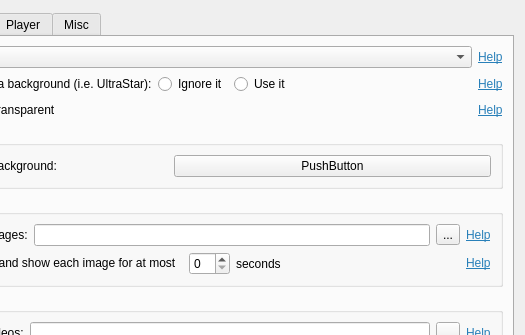
thetazzbot/karaokeplayer, file src/settingsdialog.ui: the form before one commit; both pictures show x 183 to 708 and y 0 to 335 of the 708 by 464 pixel window.
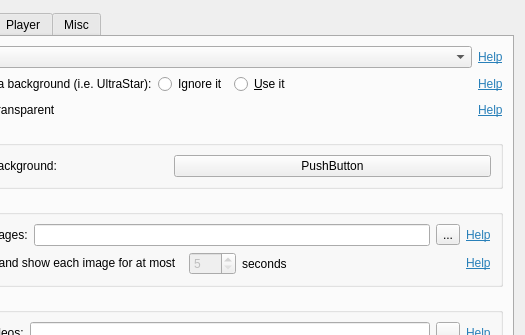
The form after the commit. The open tabs and pages were chosen to show the change. Icons and pictures are not drawn. Custom widgets are drawn as their Qt base class.

Commit message: Background setting tab is now fully functional.

Diff of the .ui file:
```diff
--- a/src/settingsdialog.ui
+++ b/src/settingsdialog.ui
@@ -319,7 +319,7 @@
          <item>
           <widget class="QRadioButton" name="radioButton_2">
            <property name="text">
-            <string>Use it</string>
+            <string>&amp;Use it</string>
            </property>
           </widget>
          </item>
@@ -465,7 +465,20 @@
              </widget>
             </item>
             <item>
-             <widget class="QSpinBox" name="spinBackgroundDelay"/>
+             <widget class="QSpinBox" name="spinBackgroundDelay">
+              <property name="enabled">
+               <bool>false</bool>
+              </property>
+              <property name="whatsThis">
+               <string>&lt;html&gt;&lt;head/&gt;&lt;body&gt;&lt;p&gt;The background image shown is typically only changed when the animation sequence ends. This option will also force to change the background image every specified number of seconds. Choose the large number if you have only few images, and a smaller number if you have a lot of images.&lt;/p&gt;&lt;/body&gt;&lt;/html&gt;</string>
+              </property>
+              <property name="minimum">
+               <number>5</number>
+              </property>
+              <property name="maximum">
+               <number>600</number>
+              </property>
+             </widget>
             </item>
             <item>
              <widget class="QLabel" name="label_3">
```
Left out of the diff: 48 changed lines with no effect on the pictures. The commit also changes 4 other files.
